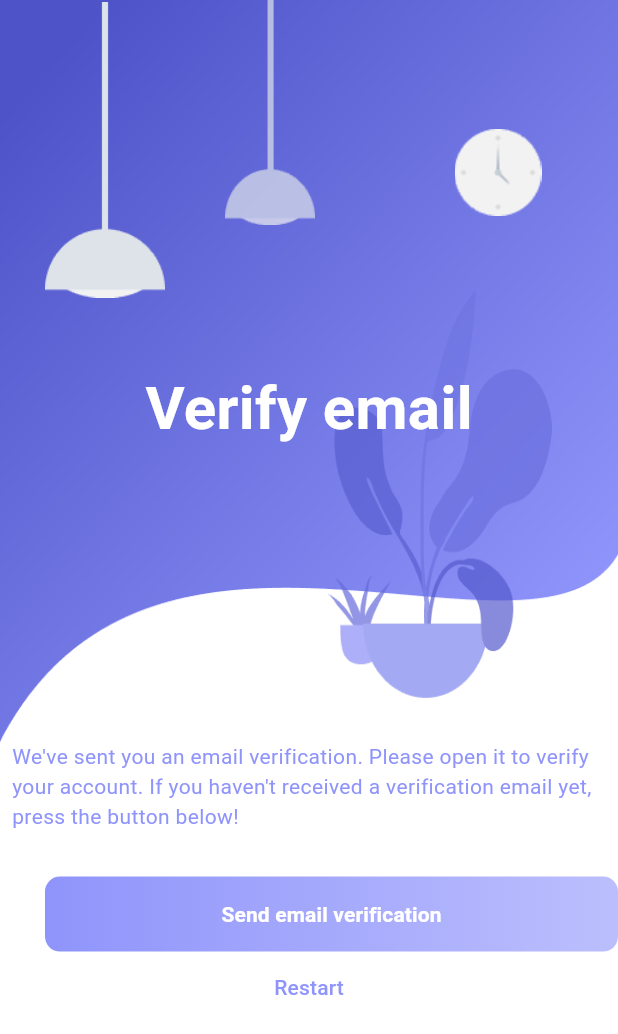
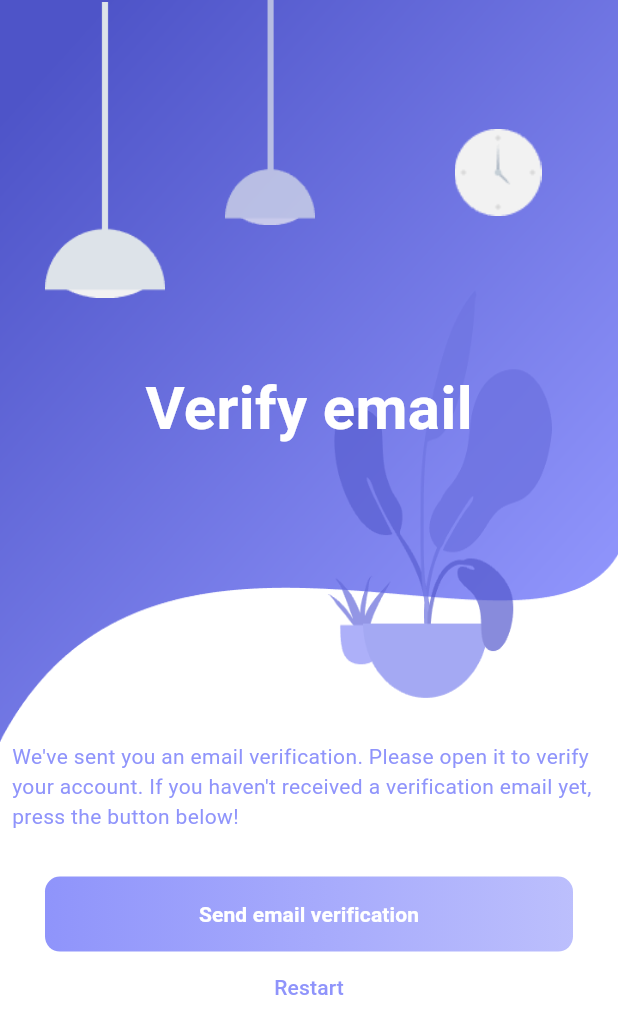
Before and after one commit to RasZarky/mynotes, a Flutter app: the VerifyEmailView screen opened directly, on a phone screen of 412 x 824 dp. Shown: the top 1034 px of the screen. Run offline on Flutter 3.47's test engine with Material 3 defaults, Android fonts, the phone set to English and light mode, and no system bars; our stand-ins replace animate_do, bloc, cloud_firestore, equatable, firebase_auth, firebase_core and 2 more; accounts and stored records are empty; generated files the repository leaves out were written again.

Commit message:
verify email button padded

```diff
--- a/lib/views/verify_email_view.dart
+++ b/lib/views/verify_email_view.dart
@@ -113,7 +113,7 @@ class _VerifyEmailViewState extends State<VerifyEmailView> {
             FadeInUp(
                 duration: const Duration(milliseconds: 1900),
                 child: Padding(
-                  padding: const EdgeInsets.only(left: 30),
+                  padding: const EdgeInsets.only(left: 30, right: 30),
                   child: Container(
                     height: 50,
                     decoration: BoxDecoration(
```
